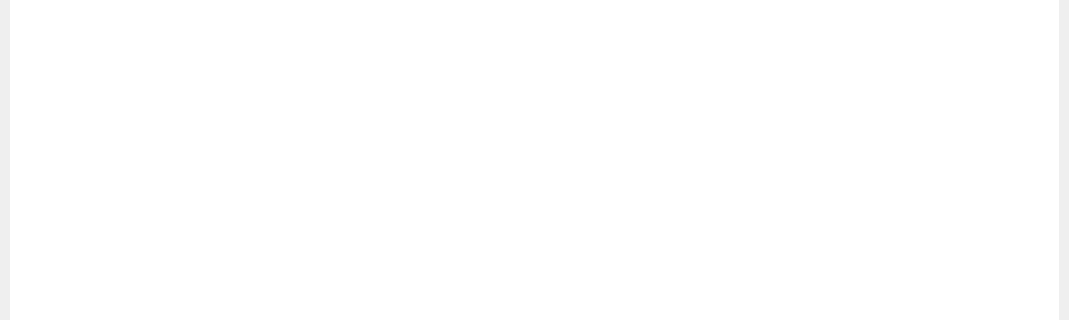
Qt form org.nickvision.spotlight.qt/src/views/mainwindow.ui (NickvisionApps/Spotlight) before a commit; both pictures show x 0 to 1069 and y 199 to 519 of the 1069 by 697 pixel window.
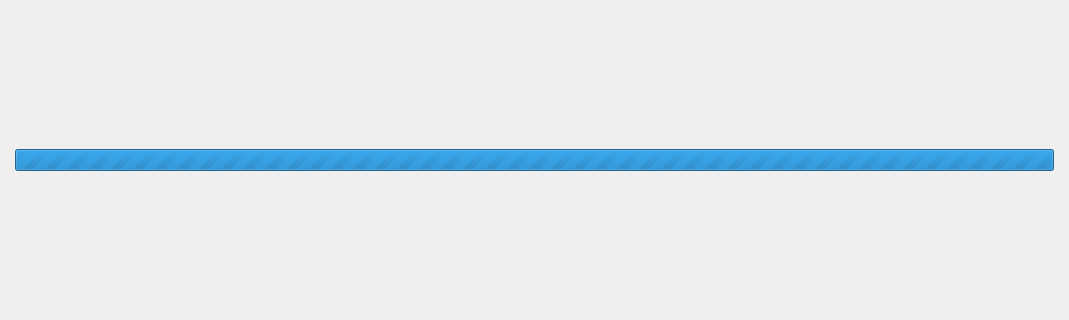
The same form after that commit. Icons and pictures are not drawn.

Patch:
```diff
--- a/org.nickvision.spotlight.qt/src/views/mainwindow.ui
+++ b/org.nickvision.spotlight.qt/src/views/mainwindow.ui
@@ -31,7 +31,7 @@
     <item>
      <widget class="QStackedWidget" name="viewStack">
       <property name="currentIndex">
-       <number>0</number>
+       <number>2</number>
       </property>
       <widget class="QWidget" name="pageGrid">
        <layout class="QVBoxLayout" name="verticalLayout_2">
@@ -183,6 +183,26 @@
         </item>
        </layout>
       </widget>
+      <widget class="QWidget" name="pageLoading">
+       <layout class="QHBoxLayout" name="horizontalLayout_2">
+        <item>
+         <widget class="QProgressBar" name="progressBar">
+          <property name="maximum">
+           <number>0</number>
+          </property>
+          <property name="value">
+           <number>-1</number>
+          </property>
+          <property name="textVisible">
+           <bool>false</bool>
+          </property>
+          <property name="invertedAppearance">
+           <bool>false</bool>
+          </property>
+         </widget>
+        </item>
+       </layout>
+      </widget>
      </widget>
     </item>
    </layout>
```
Left out of the diff: 7 changed lines with no effect on the pictures.
